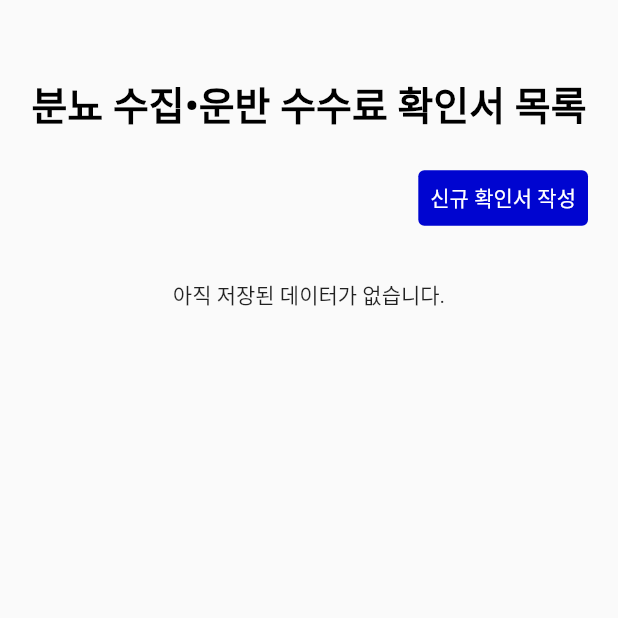
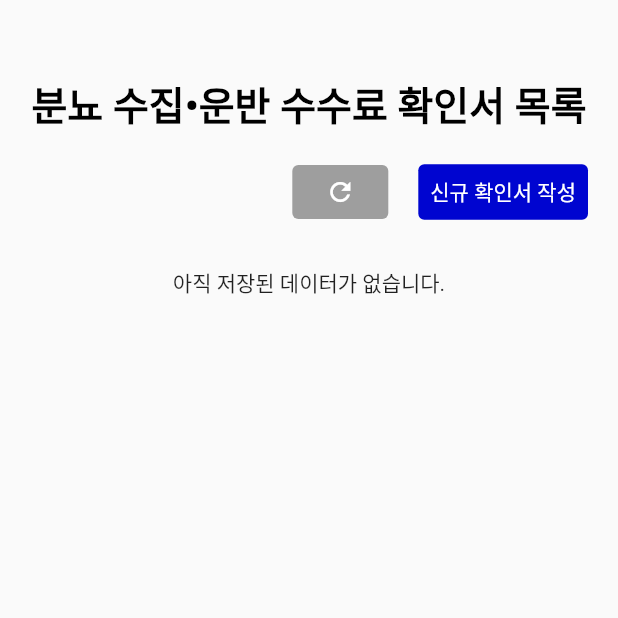
Before and after one commit to kyungsnim/tttttttt, a Flutter app: the screen it shows after launch, on a phone screen of 412 x 824 dp, the top half of it. Run offline on Flutter 3.47's test engine with Material 2 defaults, Android fonts, the phone set to English and light mode, and no system bars; our stand-ins replace flutter_typeahead, fluttertoast, get, pdf, permission_handler, share_plus and 2 more; missing offline and left inert: excel, flutter_rounded_date_picker, kpostal.

Commit message:
추가 수정사항 구현 중

```diff
--- a/lib/create/create_presenter.dart
+++ b/lib/create/create_presenter.dart
@@ -189,14 +189,13 @@ class _CreatePresenterState extends State<CreatePresenter> {
     await prefs.setString('address', _address);
     await prefs.setString('address_detail', _addressDetailController.text);
     await prefs.setString('type', type);
-    print('>>> 저장된 type: $type');
     await prefs.setString('date', _date.toString());
     await prefs.setString('size', _sizeController.text);
     await prefs.setString('cost', _costController.text);
     await prefs.setString('numOfCar', _numOfCar);
 
     Fluttertoast.showToast(msg: '임시저장 되었습니다.');
-    // print(prefs.getString('name'));
+    Get.back();
   }
 
   void _onTapCancel() {
--- a/lib/home/home_view.dart
+++ b/lib/home/home_view.dart
@@ -34,7 +34,9 @@ class _HomeViewState extends State<HomeView> {
   @override
   Widget build(BuildContext context) {
     return Scaffold(
-      body: Column(
+      body: SingleChildScrollView(
+        child: Column(
+          mainAxisAlignment: MainAxisAlignment.start,
           children: [
             const SizedBox(
               height: 50,
@@ -50,28 +52,52 @@ class _HomeViewState extends State<HomeView> {
             const SizedBox(
               height: 20,
             ),
+            Row(
+              mainAxisAlignment: MainAxisAlignment.end,
+              mainAxisSize: MainAxisSize.min,
+              children: [
+                const Spacer(),
                 Container(
+                  height: 40,
                   padding: const EdgeInsets.only(right: 20),
-            width: double.infinity,
+                  alignment: Alignment.topRight,
+                  child: TextButton(
+                    onPressed: () => loadSavedList(),
+                    style: ButtonStyle(
+                        backgroundColor:
+                            MaterialStateProperty.all<Color>(Colors.grey)),
+                    child: const Icon(
+                      Icons.refresh,
+                      size: 20,
+                      color: Colors.white,
+                    ),
+                  ),
+                ),
+                Container(
+                  height: 40,
+                  padding: const EdgeInsets.only(right: 20),
                   alignment: Alignment.topRight,
                   child: TextButton(
                     onPressed: () async {
-                await Get.to(() => CreatePresenter());
+                      Get.to(() => CreatePresenter())!.then((_) async {
                         final prefs = await SharedPreferences.getInstance();
 
                         setState(() {
                           _savedList = prefs.getStringList('savedList');
                           _savedList ??= [];
                         });
+                      });
                     }, //widget.onTapCreate(),
                     style: ButtonStyle(
-                  backgroundColor:
-                      MaterialStateProperty.all<Color>(const Color(0xFF0005D0))),
+                        backgroundColor: MaterialStateProperty.all<Color>(
+                            const Color(0xFF0005D0))),
                     child: const Text(
                       '신규 확인서 작성',
                       style: TextStyle(color: Colors.white),
                     ),
                   ),
+                ),
+              ],
             ),
             _savedList == null
                 ? const CircularProgressIndicator()
@@ -102,19 +128,15 @@ class _HomeViewState extends State<HomeView> {
                               ],
                             ),
                           ),
-                        SizedBox(
-                          height: Get.height * 0.6,
-                          child: Column(
-                            mainAxisSize: MainAxisSize.min,
-                            children: [
-                              Expanded(
+                          Flexible(
                             child: ListView.builder(
-                                  // physics: const NeverScrollableScrollPhysics(),
+                              physics: const NeverScrollableScrollPhysics(),
                               padding: EdgeInsets.zero,
                               shrinkWrap: true,
                               reverse: true,
                               itemCount: _savedList!.length,
-                                  itemBuilder: (BuildContext context, int index) {
+                              itemBuilder:
+                                  (BuildContext context, int index) {
                                 Map<String, dynamic> data =
                                     json.decode(_savedList![index]);
                                 return GestureDetector(
@@ -131,12 +153,13 @@ class _HomeViewState extends State<HomeView> {
                                         viewMode: true,
                                       )),
                                   child: Container(
-                                        padding:
-                                            const EdgeInsets.symmetric(vertical: 12),
+                                    padding: const EdgeInsets.symmetric(
+                                        vertical: 12),
                                     decoration: BoxDecoration(
-                                          borderRadius: BorderRadius.circular(4),
-                                          color:
-                                              const Color(0x000005d0).withOpacity(0.05),
+                                      borderRadius:
+                                          BorderRadius.circular(4),
+                                      color: const Color(0x000005d0)
+                                          .withOpacity(0.05),
                                     ),
                                     child: Row(
                                       // mainAxisAlignment: MainAxisAlignment.spaceEvenly,
@@ -164,9 +187,6 @@ class _HomeViewState extends State<HomeView> {
                           ),
                         ],
                       ),
-                        ),
-                      ],
-                    ),
             // TextButton(
             //   child: Text('삭제 테스트'),
             //   onPressed: () async {
@@ -175,6 +195,7 @@ class _HomeViewState extends State<HomeView> {
             //   },
             // )
           ],
+        ),
       ),
     );
   }
```
Also changed, not shown: 1 other file. Lines whose indentation alone changed are shown as unchanged.
